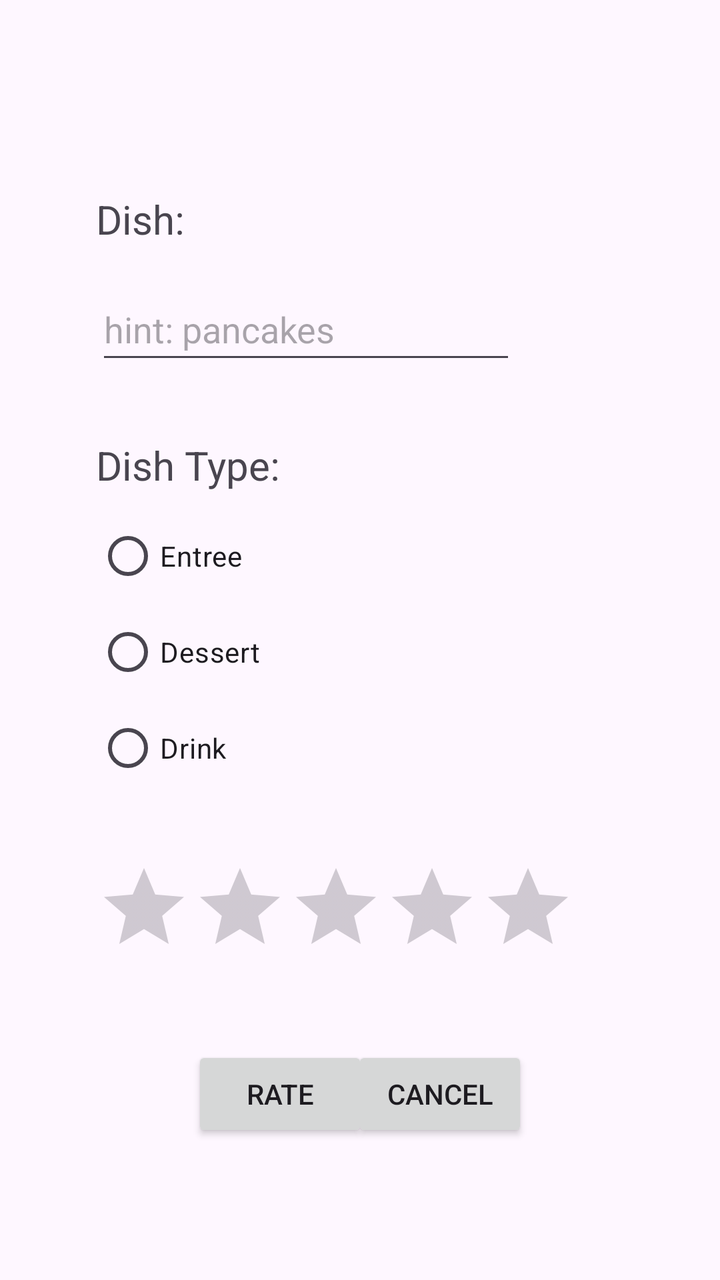
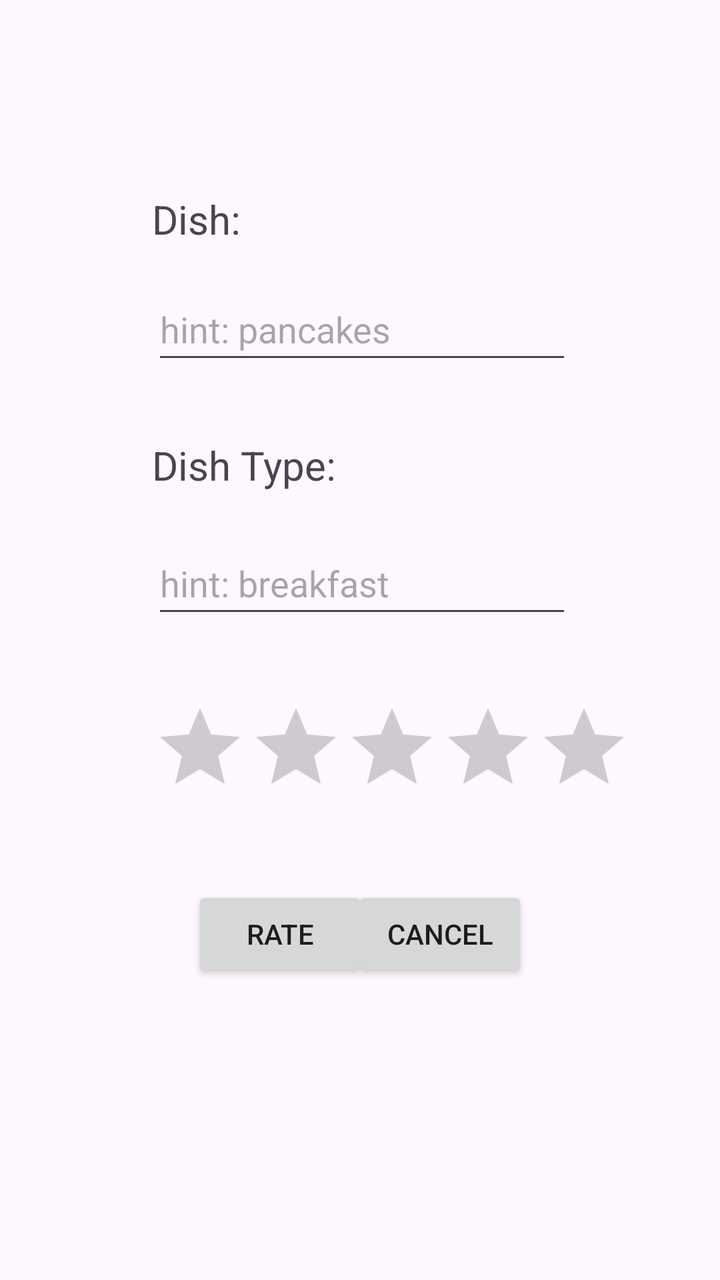

An Android layout rendered at two revisions. The XML below is the earlier revision; the diff shows what the commit changed to produce the second picture.
<!-- AndroidManifest.xml: application theme Theme.RestaurantRater20 -->
<!-- res/layout/activity_rate_dish.xml -->
<?xml version="1.0" encoding="utf-8"?>
<androidx.constraintlayout.widget.ConstraintLayout xmlns:android="http://schemas.android.com/apk/res/android"
    xmlns:app="http://schemas.android.com/apk/res-auto"
    xmlns:tools="http://schemas.android.com/tools"
    android:id="@+id/main"
    android:layout_width="match_parent"
    android:layout_height="match_parent"
    tools:context=".view.RateDishActivity">

    <TextView
        android:id="@+id/textDish"
        android:layout_width="wrap_content"
        android:layout_height="wrap_content"
        android:layout_marginStart="48dp"
        android:layout_marginTop="96dp"
        android:text="@string/dish"
        android:textSize="20sp"
        app:layout_constraintStart_toStartOf="parent"
        app:layout_constraintTop_toTopOf="parent" />

    <EditText
        android:id="@+id/editTextText"
        android:layout_width="wrap_content"
        android:layout_height="wrap_content"
        android:layout_marginStart="48dp"
        android:layout_marginTop="16dp"
        android:autofillHints=""
        android:ems="10"
        android:hint="@string/hint_pancakes"
        android:inputType="text"
        android:minHeight="48dp"
        app:layout_constraintStart_toStartOf="parent"
        app:layout_constraintTop_toBottomOf="@+id/textDish"
        tools:ignore="TextContrastCheck" />

    <TextView
        android:id="@+id/textType"
        android:layout_width="wrap_content"
        android:layout_height="wrap_content"
        android:layout_marginStart="48dp"
        android:layout_marginTop="32dp"
        android:text="@string/dish_type"
        android:textSize="20sp"
        app:layout_constraintStart_toStartOf="parent"
        app:layout_constraintTop_toBottomOf="@+id/editTextText" />

    <RadioGroup
        android:id="@+id/rgDish"
        android:layout_width="wrap_content"
        android:layout_height="wrap_content"
        android:layout_marginStart="48dp"
        android:layout_marginTop="8dp"
        app:layout_constraintStart_toStartOf="parent"
        app:layout_constraintTop_toBottomOf="@+id/textType">

        <RadioButton
            android:id="@+id/rbEntree"
            android:layout_width="match_parent"
            android:layout_height="wrap_content"
            android:text="@string/entree" />

        <RadioButton
            android:id="@+id/rbDessert"
            android:layout_width="match_parent"
            android:layout_height="wrap_content"
            android:text="@string/dessert" />

        <RadioButton
            android:id="@+id/rbdrink"
            android:layout_width="match_parent"
            android:layout_height="wrap_content"
            android:text="@string/drink" />
    </RadioGroup>

    <RatingBar
        android:id="@+id/ratingBar"
        android:layout_width="wrap_content"
        android:layout_height="wrap_content"
        android:layout_marginStart="48dp"
        android:layout_marginTop="32dp"
        app:layout_constraintStart_toStartOf="parent"
        app:layout_constraintTop_toBottomOf="@+id/rgDish" />

    <Button
        android:id="@+id/btnRate"
        android:layout_width="wrap_content"
        android:layout_height="wrap_content"
        android:layout_marginStart="96dp"
        android:layout_marginTop="36dp"
        android:text="@string/rate"
        app:layout_constraintStart_toStartOf="parent"
        app:layout_constraintTop_toBottomOf="@+id/ratingBar" />

    <Button
        android:id="@+id/btnCancel"
        android:layout_width="wrap_content"
        android:layout_height="wrap_content"
        android:layout_marginTop="36dp"
        android:layout_marginEnd="96dp"
        android:text="@string/cancel"
        app:layout_constraintEnd_toEndOf="parent"
        app:layout_constraintTop_toBottomOf="@+id/ratingBar" />
</androidx.constraintlayout.widget.ConstraintLayout>
<!-- resources referenced by this layout -->
<resources>
  <string name="cancel">Cancel</string>
  <string name="dessert">Dessert</string>
  <string name="dish">Dish:</string>
  <string name="dish_type">Dish Type:</string>
  <string name="drink">Drink</string>
  <string name="entree">Entree</string>
  <string name="hint_pancakes">hint: pancakes</string>
  <string name="rate">Rate</string>
  <style name="Theme.RestaurantRater20" parent="Base.Theme.RestaurantRater20" />
  <style name="Base.Theme.RestaurantRater20" parent="Theme.Material3.DayNight.NoActionBar">
          
          
      </style>
</resources>

<!-- the commit's change to res/layout/activity_rate_dish.xml (unified diff, before → after) -->
@@ -11,7 +11,7 @@
         android:id="@+id/textDish"
         android:layout_width="wrap_content"
         android:layout_height="wrap_content"
-        android:layout_marginStart="48dp"
+        android:layout_marginStart="76dp"
         android:layout_marginTop="96dp"
         android:text="@string/dish"
         android:textSize="20sp"
@@ -22,7 +22,7 @@
         android:id="@+id/editTextText"
         android:layout_width="wrap_content"
         android:layout_height="wrap_content"
-        android:layout_marginStart="48dp"
+        android:layout_marginStart="76dp"
         android:layout_marginTop="16dp"
         android:autofillHints=""
         android:ems="10"
@@ -37,49 +37,21 @@
         android:id="@+id/textType"
         android:layout_width="wrap_content"
         android:layout_height="wrap_content"
-        android:layout_marginStart="48dp"
+        android:layout_marginStart="76dp"
         android:layout_marginTop="32dp"
         android:text="@string/dish_type"
         android:textSize="20sp"
         app:layout_constraintStart_toStartOf="parent"
         app:layout_constraintTop_toBottomOf="@+id/editTextText" />
 
-    <RadioGroup
-        android:id="@+id/rgDish"
-        android:layout_width="wrap_content"
-        android:layout_height="wrap_content"
-        android:layout_marginStart="48dp"
-        android:layout_marginTop="8dp"
-        app:layout_constraintStart_toStartOf="parent"
-        app:layout_constraintTop_toBottomOf="@+id/textType">
-
-        <RadioButton
-            android:id="@+id/rbEntree"
-            android:layout_width="match_parent"
-            android:layout_height="wrap_content"
-            android:text="@string/entree" />
-
-        <RadioButton
-            android:id="@+id/rbDessert"
-            android:layout_width="match_parent"
-            android:layout_height="wrap_content"
-            android:text="@string/dessert" />
-
-        <RadioButton
-            android:id="@+id/rbdrink"
-            android:layout_width="match_parent"
-            android:layout_height="wrap_content"
-            android:text="@string/drink" />
-    </RadioGroup>
-
     <RatingBar
         android:id="@+id/ratingBar"
         android:layout_width="wrap_content"
         android:layout_height="wrap_content"
-        android:layout_marginStart="48dp"
-        android:layout_marginTop="32dp"
+        android:layout_marginStart="76dp"
+        android:layout_marginTop="36dp"
         app:layout_constraintStart_toStartOf="parent"
-        app:layout_constraintTop_toBottomOf="@+id/rgDish" />
+        app:layout_constraintTop_toBottomOf="@+id/editDishType" />
 
     <Button
         android:id="@+id/btnRate"
@@ -100,4 +72,19 @@
         android:text="@string/cancel"
         app:layout_constraintEnd_toEndOf="parent"
         app:layout_constraintTop_toBottomOf="@+id/ratingBar" />
+
+    <EditText
+        android:id="@+id/editDishType"
+        android:layout_width="wrap_content"
+        android:layout_height="wrap_content"
+        android:layout_marginStart="76dp"
+        android:layout_marginTop="20dp"
+        android:autofillHints=""
+        android:ems="10"
+        android:hint="@string/hint_breakfast"
+        android:inputType="text"
+        android:minHeight="48dp"
+        app:layout_constraintStart_toStartOf="parent"
+        app:layout_constraintTop_toBottomOf="@+id/textType"
+        tools:ignore="TextContrastCheck" />
 </androidx.constraintlayout.widget.ConstraintLayout>
<!-- resource entries referenced after the edit -->
@@ -1,11 +1,9 @@
 <!-- resources referenced by this layout -->
 <resources>
   <string name="cancel">Cancel</string>
-  <string name="dessert">Dessert</string>
   <string name="dish">Dish:</string>
   <string name="dish_type">Dish Type:</string>
-  <string name="drink">Drink</string>
-  <string name="entree">Entree</string>
+  <string name="hint_breakfast">hint: breakfast</string>
   <string name="hint_pancakes">hint: pancakes</string>
   <string name="rate">Rate</string>
   <style name="Theme.RestaurantRater20" parent="Base.Theme.RestaurantRater20" />
